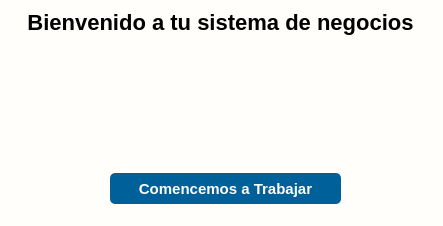
Before: the Qt Designer form app/View/UserInterfaceUi/UI_BIENVENIDA.ui in LAngelVp/software-punto-de-venta, drawn with Qt 5.
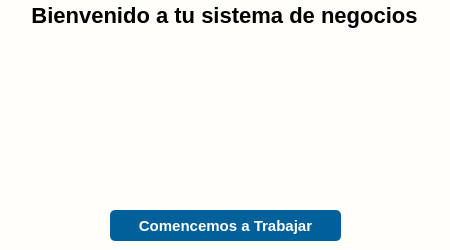
After: the same form once the commit is applied. Icons and pictures are not drawn.

Patch:
```diff
--- a/app/View/UserInterfaceUi/UI_BIENVENIDA.ui
+++ b/app/View/UserInterfaceUi/UI_BIENVENIDA.ui
@@ -6,10 +6,22 @@
    <rect>
     <x>0</x>
     <y>0</y>
-    <width>443</width>
-    <height>226</height>
+    <width>450</width>
+    <height>250</height>
    </rect>
   </property>
+  <property name="minimumSize">
+   <size>
+    <width>450</width>
+    <height>250</height>
+   </size>
+  </property>
+  <property name="maximumSize">
+   <size>
+    <width>450</width>
+    <height>250</height>
+   </size>
+  </property>
   <property name="windowTitle">
    <string>Form</string>
   </property>
@@ -17,10 +29,17 @@
    <string notr="true">#Bienvenida{
 background-color: #fffefb;
 }
+#contenedor{
+background-color: #fffefb;
+}
 #etiqueta_titulo{
 font-family: Arial;
 font-weight:bold;
 font-size: 22px;
+}
+#etiqueta_imagen{
+image: url(:/Icons/IconosSVG/ilustracion_hombre_con_computadora.png);
+
 }</string>
   </property>
   <layout class="QGridLayout" name="gridLayout">
@@ -39,8 +58,8 @@
    <property name="spacing">
     <number>0</number>
    </property>
-   <item row="1" column="0">
-    <widget class="QWidget" name="widget" native="true">
+   <item row="0" column="0">
+    <widget class="QWidget" name="contenedor" native="true">
      <property name="styleSheet">
       <string notr="true">#btn_btn_registrar{
 background-color: rgb(0, 97, 154);
@@ -58,15 +77,14 @@
      <widget class="QLabel" name="etiqueta_imagen">
       <property name="geometry">
        <rect>
-        <x>160</x>
-        <y>40</y>
-        <width>131</width>
-        <height>131</height>
+        <x>30</x>
+        <y>0</y>
+        <width>381</width>
+        <height>251</height>
        </rect>
       </property>
       <property name="styleSheet">
-       <string notr="true">image: url(:/imagenes/Designer.jpeg);
-border-radius: 5px;</string>
+       <string notr="true"/>
       </property>
       <property name="text">
        <string/>
@@ -75,8 +93,8 @@
      <widget class="QLabel" name="etiqueta_titulo">
       <property name="geometry">
        <rect>
-        <x>20</x>
-        <y>7</y>
+        <x>24</x>
+        <y>0</y>
         <width>401</width>
         <height>31</height>
        </rect>
@@ -84,7 +102,7 @@
       <property name="font">
        <font>
         <family>Arial</family>
-        <pointsize>1</pointsize>
+        <pointsize>-1</pointsize>
         <weight>75</weight>
         <bold>true</bold>
        </font>
@@ -100,7 +118,7 @@
       <property name="geometry">
        <rect>
         <x>110</x>
-        <y>173</y>
+        <y>210</y>
         <width>231</width>
         <height>31</height>
        </rect>
```
Left out of the diff: 27 changed lines with no effect on the pictures.
